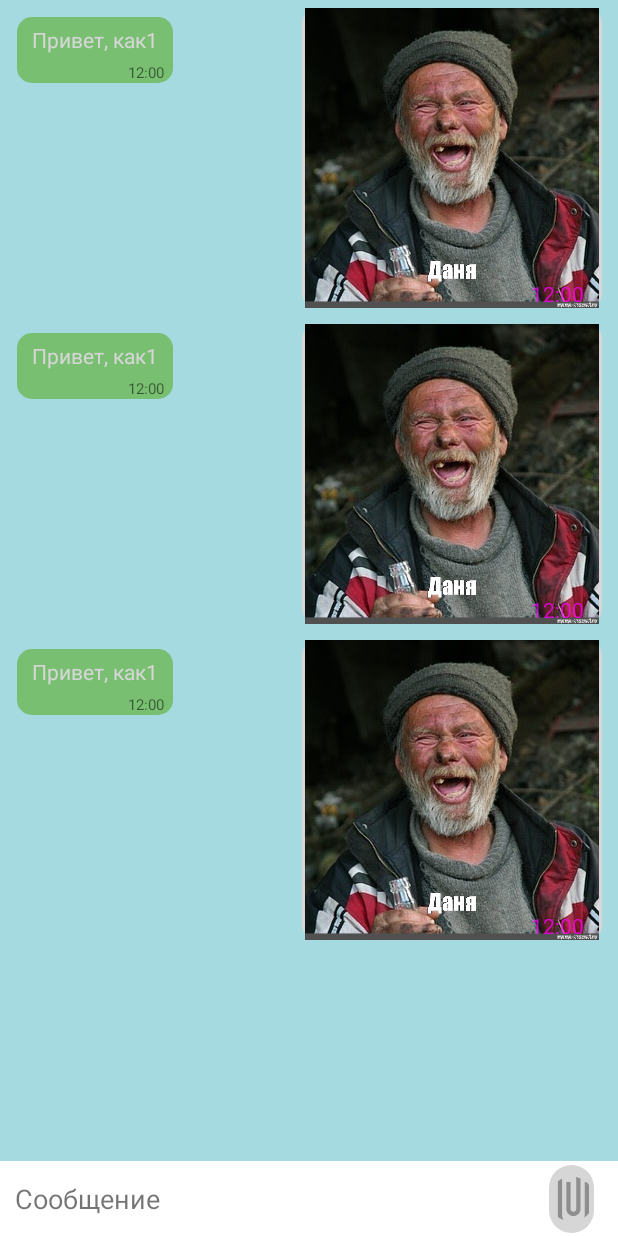
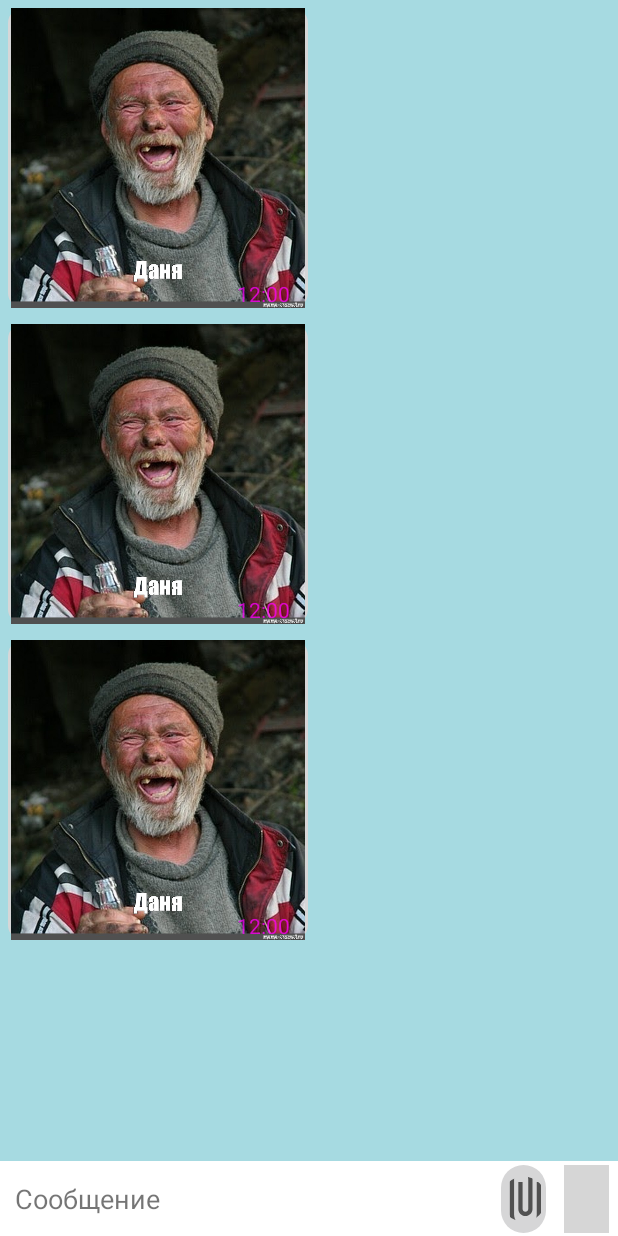
Before and after one commit to Reeto1210/Taverna, an Android app: the layout fragment_single_chat.xml on its own in the app's theme, with its tools: preview values and no code run, on a phone screen of 412 x 824 dp. Run offline under Robolectric (Android 15) with nearby library versions, the light colour scheme and no system bars; grey boxes are pictures that could not be loaded.

Commit message:
отправка голосовых сообщений

```diff
--- a/app/src/main/AndroidManifest.xml
+++ b/app/src/main/AndroidManifest.xml
@@ -3,6 +3,7 @@
     package="com.mudryakov.taverna">
     <uses-permission android:name="android.permission.READ_EXTERNAL_STORAGE"/>
     <uses-permission android:name="android.permission.WRITE_EXTERNAL_STORAGE"/>
+    <uses-permission android:name="android.permission.RECORD_AUDIO"/>
 <uses-permission android:name="android.permission.READ_CONTACTS"/>
     <application
         android:allowBackup="true"
--- a/app/src/main/java/com/mudryakov/taverna/Objects/appPermissions.kt
+++ b/app/src/main/java/com/mudryakov/taverna/Objects/appPermissions.kt
@@ -8,7 +8,9 @@
 import com.mudryakov.taverna.appDatabaseHelper.APP_ACTIVITY
 
 const val READ_CONTACTS = Manifest.permission.READ_CONTACTS
+const val RECOR_AUDIO = Manifest.permission.RECORD_AUDIO
 const val REQUEST_CODE = 200
+
 fun checkPermission(permission: String): Boolean {
     return if (Build.VERSION.SDK_INT >= 23 && ContextCompat.checkSelfPermission(APP_ACTIVITY, permission) != PackageManager.PERMISSION_GRANTED
     ) {
--- a/app/src/main/java/com/mudryakov/taverna/models/MessageModel.kt
+++ b/app/src/main/java/com/mudryakov/taverna/models/MessageModel.kt
@@ -8,5 +8,5 @@
     val time: Any = "",
     val type: String = "",
     val id: String = "",
-    val imageUrl: String = "empty"
+    val fileUrl: String = "empty"
 )
--- a/app/src/main/java/com/mudryakov/taverna/ui/Fragmets/Settings/SettingsFragment.kt
+++ b/app/src/main/java/com/mudryakov/taverna/ui/Fragmets/Settings/SettingsFragment.kt
@@ -2,12 +2,10 @@
 
 import ChangeUserNameFragment
 import SettingsChangeUserFullName
-import android.app.Activity
 import android.app.Activity.RESULT_OK
 import android.content.Intent
 import android.view.*
 import com.mudryakov.taverna.R
-import com.mudryakov.taverna.MainActivity
 import com.mudryakov.taverna.appDatabaseHelper.*
 
 import com.mudryakov.taverna.ui.Fragmets.BaseFragment
@@ -100,10 +98,10 @@
             val uri = CropImage.getActivityResult(data).uri
               val path = REF_STORAGE_ROOT.child(NODE_PROFILE_IMG)
 
-            putImageToStorage(path, uri) { //uri - kartinka resultat activnosti cropa
+            putFileToStorage(path, uri) { //uri - kartinka resultat activnosti cropa
                 downloadUrl(path) {
                     addUrlBase(it) { //it -> URL
-                      REF_DATABASE_ROOT.child(NODE_USERS).child(CURRENT_UID).child(CHILD_PHOTO_URL).setValue(it)
+                      REF_DATABASE_ROOT.child(NODE_USERS).child(CURRENT_UID).child(CHILD_FILE_URL).setValue(it)
                         USER.photoUrl = it
                         ic_settings_profile.downloadAndSetImage(USER.photoUrl)
 
--- a/app/src/main/res/drawable/ic_baseline_attach_file_24.xml
+++ b/app/src/main/res/drawable/ic_baseline_attach_file_24.xml
@@ -1,10 +1,10 @@
-<vector android:autoMirrored="true"
+<vector
     android:height="24dp"
     android:tint="#515151"
     android:viewportHeight="24"
     android:viewportWidth="24"
     android:width="24dp"
     xmlns:android="http://schemas.android.com/apk/res/android">
-    <path android:fillColor="@color/material_drawer_secondary_text"
+    <path android:fillColor="@color/md_white_1000"
         android:pathData="M16.5,6v11.5c0,2.21 -1.79,4 -4,4s-4,-1.79 -4,-4V5c0,-1.38 1.12,-2.5 2.5,-2.5s2.5,1.12 2.5,2.5v10.5c0,0.55 -0.45,1 -1,1s-1,-0.45 -1,-1V6H10v9.5c0,1.38 1.12,2.5 2.5,2.5s2.5,-1.12 2.5,-2.5V5c0,-2.21 -1.79,-4 -4,-4S7,2.79 7,5v12.5c0,3.04 2.46,5.5 5.5,5.5s5.5,-2.46 5.5,-5.5V6h-1.5z"/>
 </vector>
--- a/app/src/main/res/layout/chat_item_recycle.xml
+++ b/app/src/main/res/layout/chat_item_recycle.xml
@@ -53,7 +53,7 @@
         android:layout_width="200dp"
         android:layout_height="200dp"
             app:layout_constraintBottom_toBottomOf="parent"
-        app:layout_constraintStart_toStartOf="parent"
+        app:layout_constraintEnd_toEndOf="parent"
         app:layout_constraintTop_toTopOf="parent">
 
         <ImageView
@@ -88,7 +88,7 @@
         android:maxWidth="300dp"
         android:minWidth="60dp"
         app:layout_constraintBottom_toBottomOf="parent"
-        app:layout_constraintEnd_toEndOf="parent"
+         app:layout_constraintStart_toStartOf="parent"
         app:layout_constraintTop_toTopOf="parent">
 
         <ImageView
@@ -99,7 +99,8 @@
             app:layout_constraintEnd_toEndOf="parent"
             app:layout_constraintStart_toStartOf="parent"
             android:src="@drawable/bomjara"
-            app:layout_constraintTop_toTopOf="parent" />
+            app:layout_constraintTop_toTopOf="parent"
+            app:layout_constraintCircleRadius="10dp"/>
 
         <TextView
             android:id="@+id/FriendMessageImageTime"
--- a/app/src/main/res/layout/fragment_single_chat.xml
+++ b/app/src/main/res/layout/fragment_single_chat.xml
@@ -39,31 +39,44 @@
             android:focusable="true"
             android:foregroundGravity="center_vertical"
             android:src="@drawable/ic_baseline_send"
+            android:visibility="gone"
             app:layout_constraintBottom_toBottomOf="parent"
             app:layout_constraintEnd_toEndOf="parent"
-            app:layout_constraintTop_toTopOf="parent"
-            android:visibility="gone"
-            />
+            app:layout_constraintTop_toTopOf="parent" />
+
         <de.hdodenhof.circleimageview.CircleImageView
             android:id="@+id/btnSendSingleImageAttach"
             android:layout_width="30dp"
             android:layout_height="45dp"
-            android:layout_marginEnd="16dp"
+            android:layout_marginEnd="12dp"
             android:background="@drawable/ripple_for_chat_button"
             android:clickable="true"
             android:focusable="true"
             android:foregroundGravity="center_vertical"
-android:src="@drawable/ic_baseline_attach_file_24"
+            android:src="@drawable/ic_baseline_attach_file_24"
+            app:layout_constraintBottom_toBottomOf="parent"
+            app:layout_constraintEnd_toStartOf="@+id/btnSendSingleVoiceMessage"
+            app:layout_constraintTop_toTopOf="parent" />
+
+        <de.hdodenhof.circleimageview.CircleImageView
+            android:id="@+id/btnSendSingleVoiceMessage"
+            android:layout_width="30dp"
+            android:layout_height="45dp"
+            android:layout_marginEnd="6dp"
+
+            android:clickable="true"
+            android:focusable="true"
+            android:foregroundGravity="center_vertical"
+            android:src="@drawable/ic_baseline_mic_24"
             app:layout_constraintBottom_toBottomOf="parent"
             app:layout_constraintEnd_toEndOf="parent"
-            app:layout_constraintTop_toTopOf="parent"
-            />
+            app:layout_constraintTop_toTopOf="parent" />
 
 
     </androidx.constraintlayout.widget.ConstraintLayout>
 
     <androidx.swiperefreshlayout.widget.SwipeRefreshLayout
-android:id="@+id/SingleChatRefreshLayout"
+        android:id="@+id/SingleChatRefreshLayout"
         android:layout_width="match_parent"
         android:layout_height="0dp"
         android:background="@color/backForSIngleChat"
```
Also changed, not shown: app/src/main/java/com/mudryakov/taverna/Objects/funs.kt (+7 -0 lines), app/src/main/java/com/mudryakov/taverna/appDatabaseHelper/DatabaseHelper.kt (+10 -8 lines), app/src/main/java/com/mudryakov/taverna/ui/Fragmets/SingleChat/SingleChatAdapter.kt (+7 -6 lines), app/src/main/java/com/mudryakov/taverna/ui/Fragmets/SingleChat/SingleChatFragment.kt (+97 -40 lines).
